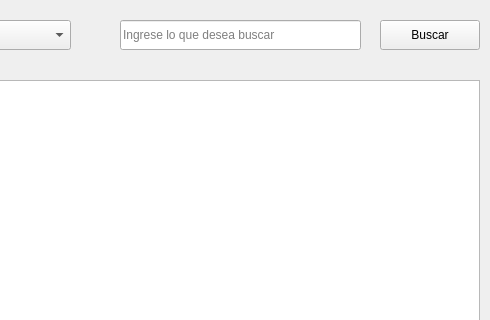
Old version of the form Ventas.ui in the repository joseluiscoronadolillo/INFO175; both pictures show x 230 to 720 and y 0 to 320 of the 720 by 460 pixel window.
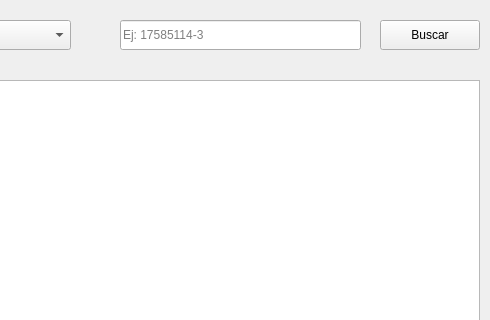
New version of the form.

```diff
--- a/Ventas.ui
+++ b/Ventas.ui
@@ -110,7 +110,7 @@
     <string/>
    </property>
    <property name="placeholderText">
-    <string>Ingrese lo que desea buscar</string>
+    <string>Ej: 17585114-3</string>
    </property>
   </widget>
   <widget class="QPushButton" name="BuscarLabel">
```
